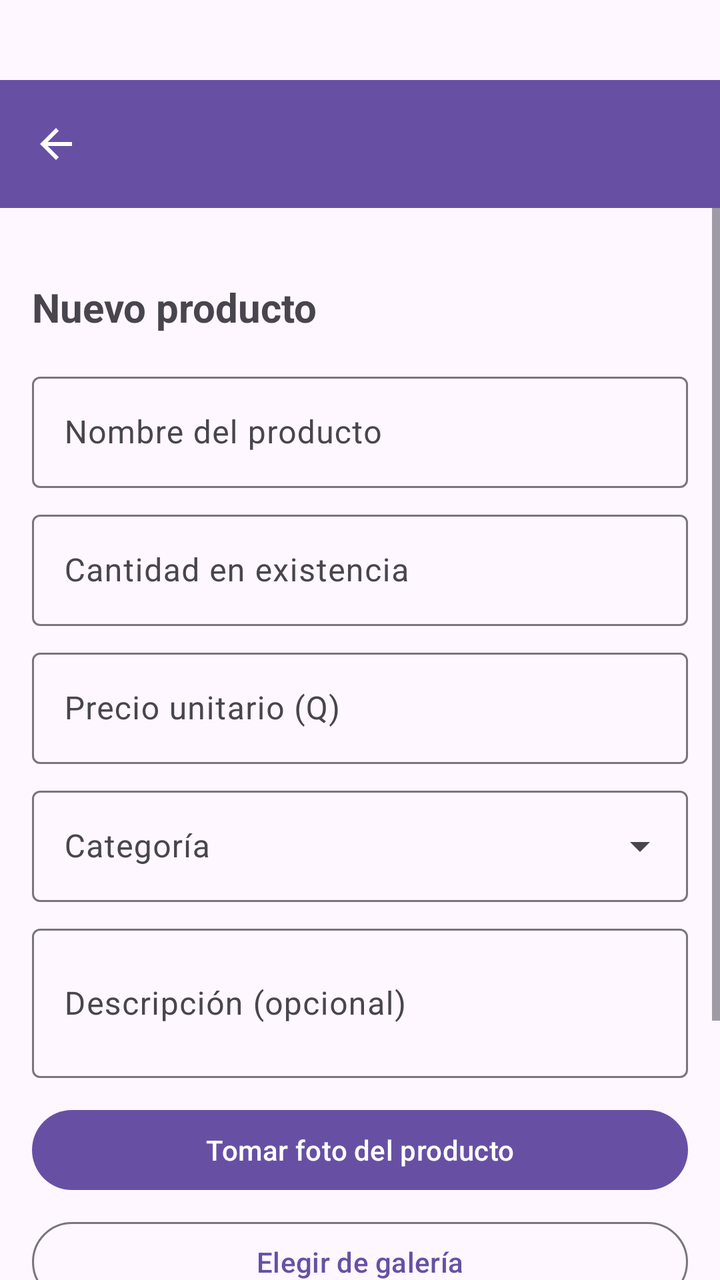
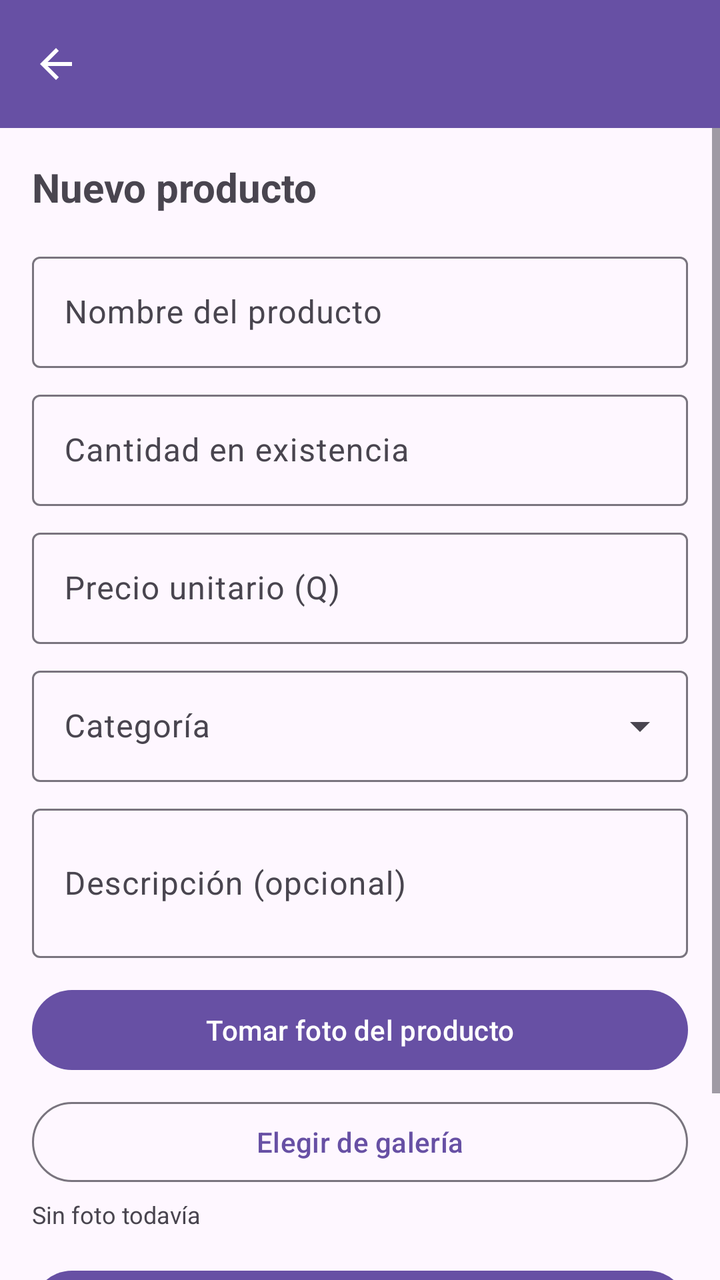

Two renders of the same Android screen: before a commit and after it. Below are the layout's source before the change and the commit's diff.
<!-- AndroidManifest.xml: application theme Theme.InventarioApp -->
<!-- res/layout/activity_registro.xml -->
<?xml version="1.0" encoding="utf-8"?>
<LinearLayout xmlns:android="http://schemas.android.com/apk/res/android"
    xmlns:app="http://schemas.android.com/apk/res-auto"
    android:id="@+id/rootRegistro"
    android:layout_width="match_parent"
    android:layout_height="match_parent"
    android:orientation="vertical">

    <com.google.android.material.appbar.MaterialToolbar
        android:id="@+id/toolbar"
        android:layout_width="match_parent"
        android:layout_height="?attr/actionBarSize"
        android:background="?attr/colorPrimary"
        app:titleTextColor="@android:color/white"
        app:navigationIcon="@drawable/ic_back"
        android:layout_marginTop="40dp"/>

    <ScrollView
        android:layout_width="match_parent"
        android:layout_height="match_parent">

        <LinearLayout
            android:layout_width="match_parent"
            android:layout_height="wrap_content"
            android:orientation="vertical"
            android:padding="16dp">

            <TextView
                android:id="@+id/tvTituloFormulario"
                android:layout_width="wrap_content"
                android:layout_height="wrap_content"
                android:text="Nuevo producto"
                android:textSize="20sp"
                android:textStyle="bold"
                android:layout_marginBottom="16dp"
                android:layout_marginTop="20dp"/>

            <com.google.android.material.textfield.TextInputLayout
                android:id="@+id/tilNombre"
                android:layout_width="match_parent"
                android:layout_height="wrap_content">

                <com.google.android.material.textfield.TextInputEditText
                    android:id="@+id/etNombre"
                    android:layout_width="match_parent"
                    android:layout_height="wrap_content"
                    android:hint="Nombre del producto" />

            </com.google.android.material.textfield.TextInputLayout>

            <com.google.android.material.textfield.TextInputLayout
                android:id="@+id/tilCantidad"
                android:layout_width="match_parent"
                android:layout_height="wrap_content"
                android:layout_marginTop="8dp">

                <com.google.android.material.textfield.TextInputEditText
                    android:id="@+id/etCantidad"
                    android:layout_width="match_parent"
                    android:layout_height="wrap_content"
                    android:hint="Cantidad en existencia"
                    android:inputType="number" />

            </com.google.android.material.textfield.TextInputLayout>

            <com.google.android.material.textfield.TextInputLayout
                android:id="@+id/tilPrecio"
                android:layout_width="match_parent"
                android:layout_height="wrap_content"
                android:layout_marginTop="8dp">

                <com.google.android.material.textfield.TextInputEditText
                    android:id="@+id/etPrecio"
                    android:layout_width="match_parent"
                    android:layout_height="wrap_content"
                    android:hint="Precio unitario (Q)"
                    android:inputType="numberDecimal" />

            </com.google.android.material.textfield.TextInputLayout>

            <com.google.android.material.textfield.TextInputLayout
                android:id="@+id/tilCategoria"
                style="@style/Widget.Material3.TextInputLayout.OutlinedBox.ExposedDropdownMenu"
                android:layout_width="match_parent"
                android:layout_height="wrap_content"
                android:layout_marginTop="8dp"
                android:hint="Categoría">

                <AutoCompleteTextView
                    android:id="@+id/actCategoria"
                    android:layout_width="match_parent"
                    android:layout_height="wrap_content"
                    android:inputType="none" />

            </com.google.android.material.textfield.TextInputLayout>

            <com.google.android.material.textfield.TextInputLayout
                android:id="@+id/tilDescripcion"
                android:layout_width="match_parent"
                android:layout_height="wrap_content"
                android:layout_marginTop="8dp">

                <com.google.android.material.textfield.TextInputEditText
                    android:id="@+id/etDescripcion"
                    android:layout_width="match_parent"
                    android:layout_height="wrap_content"
                    android:hint="Descripción (opcional)"
                    android:inputType="textMultiLine"
                    android:minLines="2" />

            </com.google.android.material.textfield.TextInputLayout>

            <ImageView
                android:id="@+id/ivFoto"
                android:layout_width="match_parent"
                android:layout_height="150dp"
                android:layout_marginTop="12dp"
                android:scaleType="centerCrop"
                android:visibility="gone" />

            <com.google.android.material.button.MaterialButton
                android:id="@+id/btnTomarFoto"
                android:layout_width="match_parent"
                android:layout_height="wrap_content"
                android:text="Tomar foto del producto"
                android:layout_marginTop="12dp" />

            <com.google.android.material.button.MaterialButton
                android:id="@+id/btnElegirGaleria"
                style="@style/Widget.Material3.Button.OutlinedButton"
                android:layout_width="match_parent"
                android:layout_height="wrap_content"
                android:text="Elegir de galería"
                android:layout_marginTop="8dp" />

            <TextView
                android:id="@+id/tvEstadoFoto"
                android:layout_width="wrap_content"
                android:layout_height="wrap_content"
                android:text="Sin foto todavía"
                android:textSize="12sp"
                android:layout_marginTop="4dp" />

            <com.google.android.material.button.MaterialButton
                android:id="@+id/btnGuardar"
                android:layout_width="match_parent"
                android:layout_height="wrap_content"
                android:text="Guardar producto"
                android:layout_marginTop="16dp" />

            <com.google.android.material.button.MaterialButton
                android:id="@+id/btnCancelar"
                style="@style/Widget.Material3.Button.OutlinedButton"
                android:layout_width="match_parent"
                android:layout_height="wrap_content"
                android:text="Cancelar"
                android:layout_marginTop="8dp" />

        </LinearLayout>

    </ScrollView>

</LinearLayout>
<!-- resources referenced by this layout -->
<resources>
  <!-- drawable ic_back (drawable) -->
  <vector xmlns:android="http://schemas.android.com/apk/res/android"
      android:width="24dp"
      android:height="24dp"
      android:viewportWidth="24"
      android:viewportHeight="24">
      <path
          android:fillColor="#FFFFFF"
          android:pathData="M20,11H7.83l5.59,-5.59L12,4l-8,8 8,8 1.41,-1.41L7.83,13H20v-2z"/>
  </vector>
  <style name="Theme.InventarioApp" parent="Base.Theme.InventarioApp" />
  <style name="Base.Theme.InventarioApp" parent="Theme.Material3.DayNight.NoActionBar">
          
          
      </style>
</resources>

<!-- the commit's change to res/layout/activity_registro.xml (unified diff, before → after) -->
@@ -12,8 +12,7 @@
         android:layout_height="?attr/actionBarSize"
         android:background="?attr/colorPrimary"
         app:titleTextColor="@android:color/white"
-        app:navigationIcon="@drawable/ic_back"
-        android:layout_marginTop="40dp"/>
+        app:navigationIcon="@drawable/ic_back" />
 
     <ScrollView
         android:layout_width="match_parent"
@@ -32,8 +31,7 @@
                 android:text="Nuevo producto"
                 android:textSize="20sp"
                 android:textStyle="bold"
-                android:layout_marginBottom="16dp"
-                android:layout_marginTop="20dp"/>
+                android:layout_marginBottom="16dp" />
 
             <com.google.android.material.textfield.TextInputLayout
                 android:id="@+id/tilNombre"
